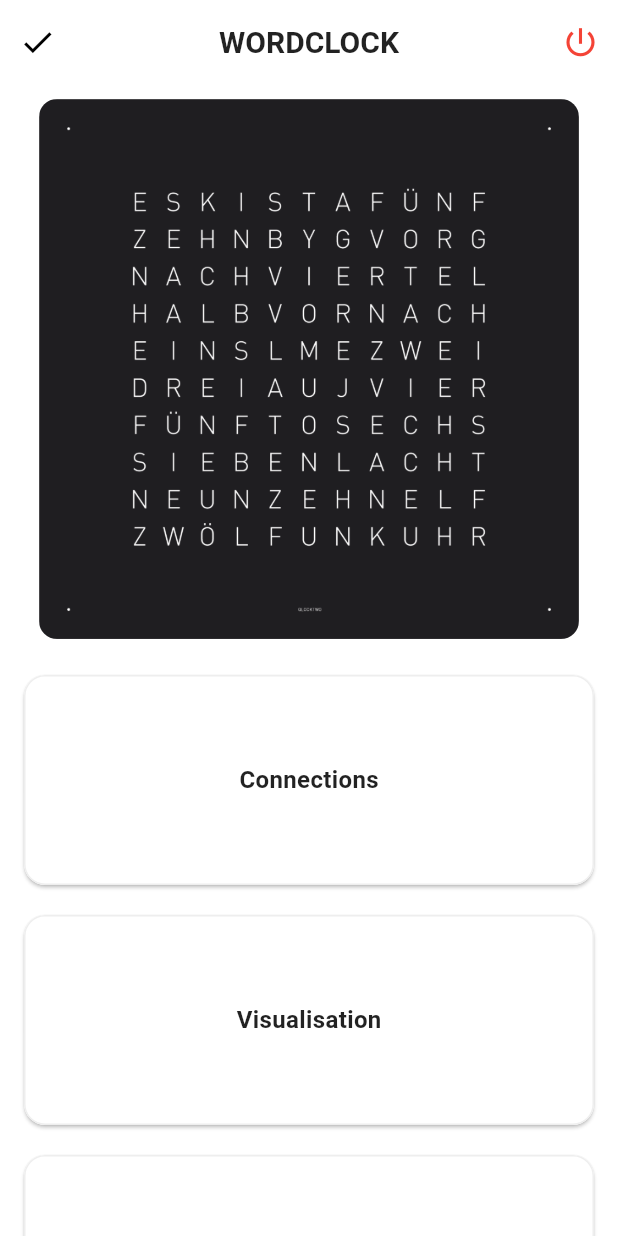
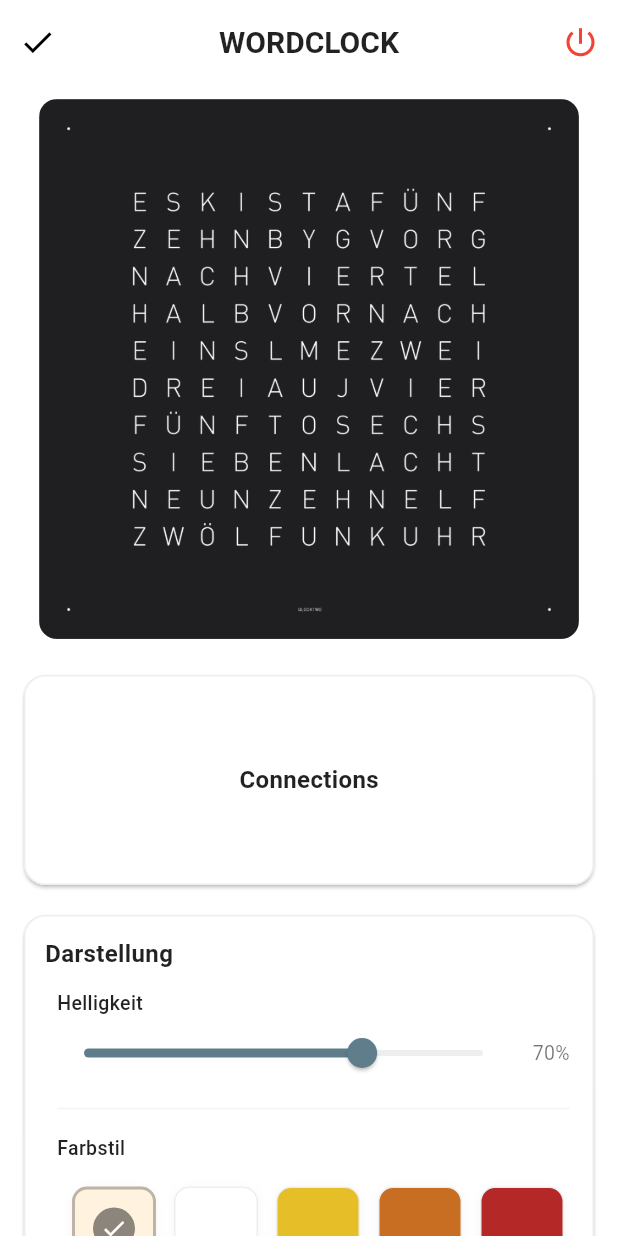
Before and after one commit to 333paul/wordclock_website_testing, a Flutter app: the screen it shows after launch, after a tap on the "check" icon, on a phone screen of 412 x 824 dp. Run offline on Flutter 3.47's test engine with Material 3 defaults, Android fonts, the phone set to English and light mode, and no system bars.

Commit message:
Add VisualisationCard widget for interactive brightness and color selection

```diff
--- /dev/null
+++ b/lib/cards/card_visualisation.dart
@@ -0,0 +1,232 @@
+import 'package:flutter/material.dart';
+
+// A modern, interactive visualization card:
+// - Title "Darstellung" top-left
+// - Brightness section with label + slider (swipe/drag)
+// - Color style section with 10 square color swatches in a horizontal
+//   scrollable row; tap to select. Selected swatch shows a checkmark.
+
+/// VisualisationCard is the exported widget. It receives the current
+/// brightness and selected color from the parent and reports changes via
+/// callbacks so the parent (main.dart) can persist them.
+class VisualisationCard extends StatefulWidget {
+  const VisualisationCard({
+    Key? key,
+    required this.brightness,
+    required this.onBrightnessChanged,
+    required this.color,
+    required this.onColorChanged,
+  }) : super(key: key);
+
+  final double brightness;
+  final ValueChanged<double> onBrightnessChanged;
+  final Color color;
+  final ValueChanged<Color> onColorChanged;
+
+  @override
+  State<VisualisationCard> createState() => _VisualisationCardState();
+}
+
+class _VisualisationCardState extends State<VisualisationCard> {
+  // a simple palette of 10 colors (feel free to change)
+  final List<Color> _colors = const [
+    Color.fromARGB(255, 255, 243, 224), // Warmweiß (RGB 255,243,224) - #FFF3E0
+    Color.fromARGB(255, 255, 255, 255), // Weiß (RGB 255,255,255) - #FFFFFF
+    Color.fromARGB(255, 230, 190, 40), // gedämpftes Gelb (RGB 230,190,40)
+    Color.fromARGB(255, 200, 110, 35), // gedämpftes Orange (RGB 200,110,35)
+    Color.fromARGB(255, 180, 40, 40), // gedämpftes Rot (RGB 180,40,40)
+    Color.fromARGB(255, 180, 70, 120), // gedämpftes Magenta (RGB 180,70,120)
+    Color.fromARGB(255, 110, 70, 180), // gedämpftes Violett (RGB 110,70,180)
+    Color.fromARGB(255, 60, 110, 180), // gedämpftes Blau (RGB 60,110,180)
+    Color.fromARGB(255, 50, 150, 150), // gedämpftes Cyan/Teal (RGB 50,150,150)
+    Color.fromARGB(255, 50, 150, 80), // gedämpftes Grün (RGB 50,150,80)
+  ];
+
+  @override
+  Widget build(BuildContext context) {
+    return Card(
+      color: Colors.white,
+      elevation: 1,
+      shape: RoundedRectangleBorder(
+        side: BorderSide(color: Colors.grey.shade200, width: 1),
+        borderRadius: BorderRadius.circular(14),
+      ),
+      child: Padding(
+        padding: const EdgeInsets.all(14),
+        child: Column(
+          crossAxisAlignment: CrossAxisAlignment.start,
+          mainAxisSize: MainAxisSize.min,
+          children: [
+            // Title
+            const Text(
+              'Darstellung',
+              style: TextStyle(
+                fontSize: 16,
+                fontWeight: FontWeight.w600,
+                color: Colors.black87,
+              ),
+            ),
+            const SizedBox(height: 12),
+
+            // Content indented a bit to create a modern visual rhythm (title flush,
+            // content slightly inset)
+            Padding(
+              padding: const EdgeInsets.only(left: 8.0, right: 2.0),
+              child: Column(
+                crossAxisAlignment: CrossAxisAlignment.start,
+                children: [
+                  // Brightness section
+                  const Text(
+                    'Helligkeit',
+                    style: TextStyle(
+                      fontSize: 13,
+                      color: Colors.black87,
+                      fontWeight: FontWeight.w500,
+                    ),
+                  ),
+                  const SizedBox(height: 6),
+                  // Slider wrapped in a Row to show percentage on the right
+                  Row(
+                    children: [
+                      Expanded(
+                        child: SliderTheme(
+                          data: SliderTheme.of(context).copyWith(
+                            trackHeight: 4,
+                            thumbShape: const RoundSliderThumbShape(
+                              enabledThumbRadius: 10,
+                            ),
+                            overlayShape: const RoundSliderOverlayShape(
+                              overlayRadius: 18,
+                            ),
+                            activeTrackColor: Colors.blueGrey,
+                            inactiveTrackColor: Colors.grey.shade200,
+                            thumbColor: Colors.blueGrey,
+                            // make the value indicator (the popup label when dragging)
+                            // have a black background with white text instead of the
+                            // default theme color (was purple-ish)
+                            valueIndicatorColor: Colors.blueGrey,
+                            valueIndicatorTextStyle: const TextStyle(
+                              color: Colors.white,
+                            ),
+                          ),
+                          child: Slider(
+                            min: 0,
+                            max: 100,
+                            value: widget.brightness,
+                            divisions: 100,
+                            label: '${widget.brightness.round()}%',
+                            onChanged: (v) => widget.onBrightnessChanged(v),
+                          ),
+                        ),
+                      ),
+                      const SizedBox(width: 6),
+                      SizedBox(
+                        width: 34,
+                        child: Text(
+                          '${widget.brightness.round()}%',
+                          textAlign: TextAlign.right,
+                          style: const TextStyle(
+                            fontSize: 13,
+                            color: Colors.black54,
+                          ),
+                        ),
+                      ),
+                    ],
+                  ),
+                  const SizedBox(height: 10),
+
+                  // subtle divider for a modern card sectioning
+                  Divider(
+                    height: 18,
+                    thickness: 1,
+                    color: Colors.grey.shade100,
+                  ),
+                  const SizedBox(height: 8),
+
+                  // Color style section
+                  const Text(
+                    'Farbstil',
+                    style: TextStyle(
+                      fontSize: 13,
+                      color: Colors.black87,
+                      fontWeight: FontWeight.w500,
+                    ),
+                  ),
+                  const SizedBox(height: 8),
+                  SizedBox(
+                    height: 72,
+                    child: ListView.builder(
+                      scrollDirection: Axis.horizontal,
+                      itemCount: _colors.length,
+                      physics: const BouncingScrollPhysics(),
+                      padding: const EdgeInsets.symmetric(horizontal: 4),
+                      itemBuilder: (context, i) {
+                        final bool selected =
+                            widget.color.value == _colors[i].value;
+                        return Padding(
+                          padding: const EdgeInsets.symmetric(horizontal: 6),
+                          child: InkWell(
+                            borderRadius: BorderRadius.circular(10),
+                            onTap: () => widget.onColorChanged(_colors[i]),
+                            child: Stack(
+                              alignment: Alignment.center,
+                              children: [
+                                Container(
+                                  width: 56,
+                                  height: 56,
+                                  decoration: BoxDecoration(
+                                    color: _colors[i],
+                                    borderRadius: BorderRadius.circular(10),
+                                    border: Border.all(
+                                      // always show a thin light grey border so the
+                                      // swatches are visible on light backgrounds;
+                                      // when selected, make it a bit stronger.
+                                      color:
+                                          selected
+                                              ? Colors.black26
+                                              : Colors.grey.shade200,
+                                      width: selected ? 2 : 1,
+                                    ),
+                                    boxShadow: [
+                                      BoxShadow(
+                                        color: Colors.black.withOpacity(0.04),
+                                        blurRadius: 6,
+                                        offset: const Offset(0, 2),
+                                      ),
+                                    ],
+                                  ),
+                                ),
+                                // checkmark overlay when selected
+                                AnimatedOpacity(
+                                  opacity: selected ? 1.0 : 0.0,
+                                  duration: const Duration(milliseconds: 180),
+                                  child: Container(
+                                    width: 28,
+                                    height: 28,
+                                    decoration: BoxDecoration(
+                                      color: Colors.black.withOpacity(0.45),
+                                      shape: BoxShape.circle,
+                                    ),
+                                    child: const Icon(
+                                      Icons.check,
+                                      color: Colors.white,
+                                      size: 18,
+                                    ),
+                                  ),
+                                ),
+                              ],
+                            ),
+                          ),
+                        );
+                      },
+                    ),
+                  ),
+                ],
+              ),
+            ),
+          ],
+        ),
+      ),
+    );
+  }
+}
--- a/lib/main.dart
+++ b/lib/main.dart
@@ -1,4 +1,7 @@
+// ignore_for_file: non_constant_identifier_names
+
 import 'package:flutter/material.dart';
+import 'cards/card_visualisation.dart' as visual;
 
 void main() {
   runApp(const MainApp());
@@ -28,6 +31,34 @@
 class _HomeScaffoldState extends State<HomeScaffold> {
   bool powerOn = true;
   bool newChanges = true;
+
+  //Visualisierungs-Parameter
+  double brightness = 70;
+  int selectedColor_RED = 255;
+  int selectedColor_GREEN = 255;
+  int selectedColor_BLUE = 255;
+
+  @override
+  void initState() {
+    super.initState();
+    _printVisualVars('init');
+  }
+
+  void _printVisualVars([String when = '']) {
+    debugPrint(
+      'Visual params${when.isNotEmpty ? ' ($when)' : ''}: '
+      'brightness=$brightness, color=($selectedColor_RED, $selectedColor_GREEN, $selectedColor_BLUE)',
+    );
+  }
+
+  @override
+  void setState(VoidCallback fn) {
+    // weiterhin normales setState ausführen, danach die aktuellen Werte ausgeben
+    super.setState(() {
+      fn();
+    });
+    _printVisualVars('after setState');
+  }
 
   @override
   Widget build(BuildContext context) {
@@ -219,10 +250,43 @@
                         Center(
                           child: SizedBox(
                             width: cardWidth,
-                            child: card_visualisation(),
+                            child: visual.VisualisationCard(
+                              brightness: brightness,
+                              onBrightnessChanged:
+                                  (v) => setState(() => brightness = v),
+                              color: Color.fromARGB(
+                                255,
+                                selectedColor_RED,
+                                selectedColor_GREEN,
+                                selectedColor_BLUE,
+                              ),
+                              onColorChanged:
+                                  (c) => setState(() {
+                                    selectedColor_RED = c.red;
+                                    selectedColor_GREEN = c.green;
+                                    selectedColor_BLUE = c.blue;
+                                  }),
+                            ),
                           ),
                         ),
-                      if (cardWidth == null) card_visualisation(),
+                      if (cardWidth == null)
+                        visual.VisualisationCard(
+                          brightness: brightness,
+                          onBrightnessChanged:
+                              (v) => setState(() => brightness = v),
+                          color: Color.fromARGB(
+                            255,
+                            selectedColor_RED,
+                            selectedColor_GREEN,
+                            selectedColor_BLUE,
+                          ),
+                          onColorChanged:
+                              (c) => setState(() {
+                                selectedColor_RED = c.red;
+                                selectedColor_GREEN = c.green;
+                                selectedColor_BLUE = c.blue;
+                              }),
+                        ),
                       const SizedBox(height: 12),
                       if (cardWidth != null)
                         Center(
@@ -375,7 +439,6 @@
 }
 
 Widget card_connections() => cardBase('Connections');
-Widget card_visualisation() => cardBase('Visualisation');
 Widget card_automation() => cardBase('Automation');
 Widget card_alarm() => cardBase('Alarm');
 Widget card_timer() => cardBase('Timer');
```
